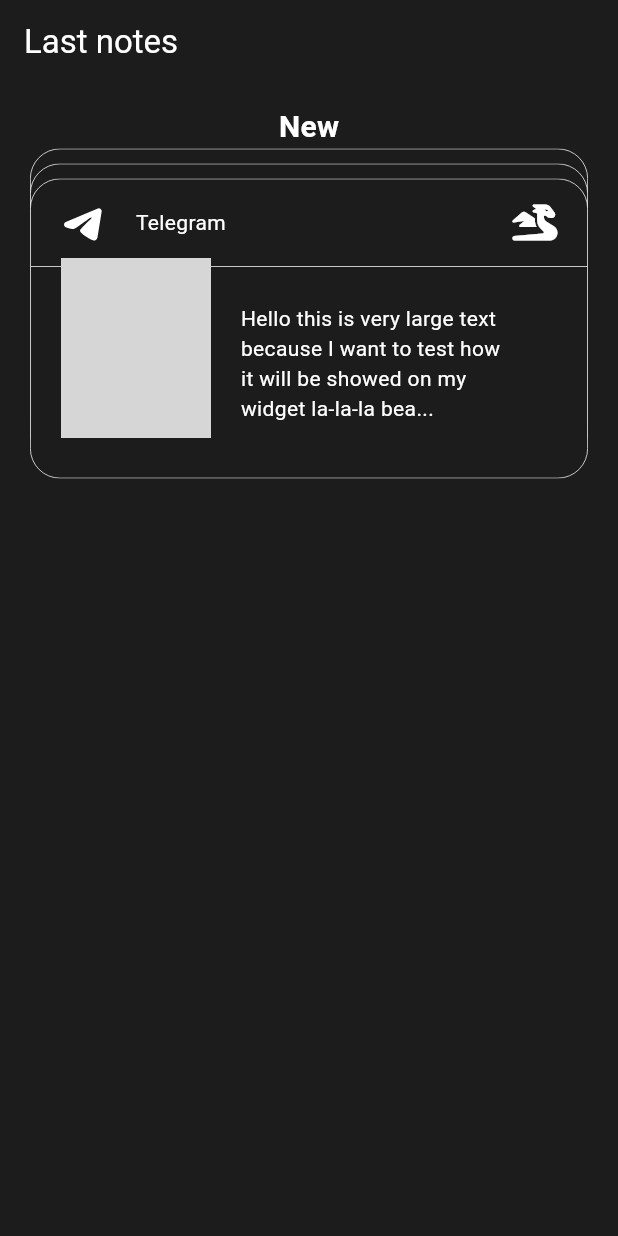
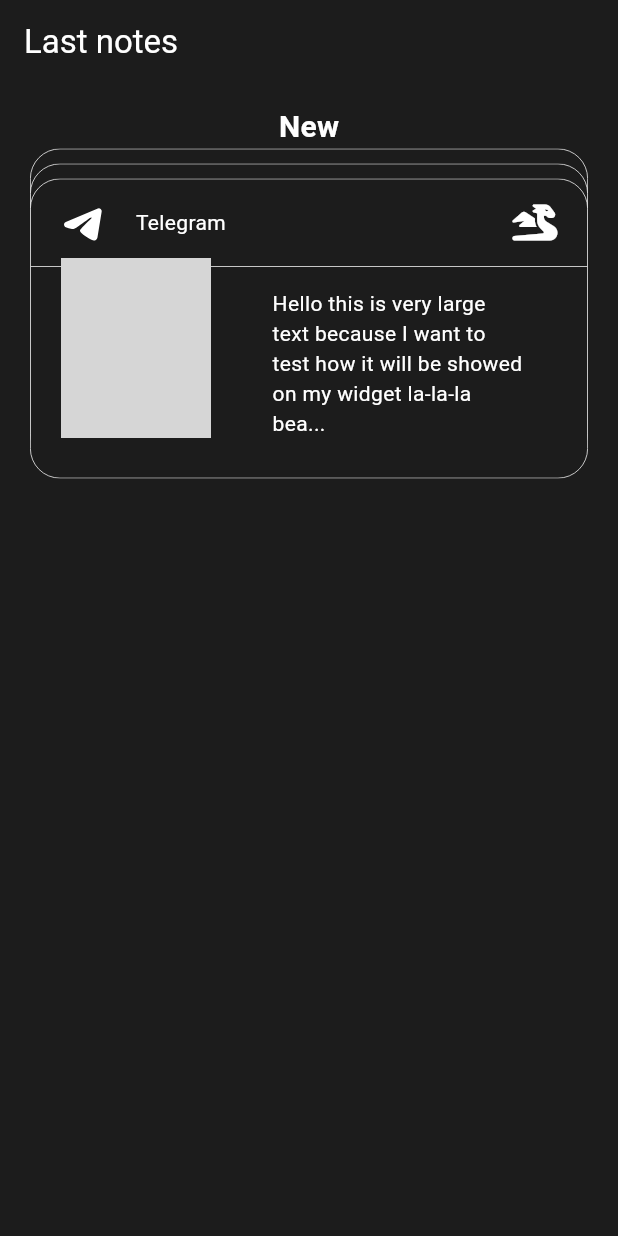
Before and after one commit to Lamafout/KeepIt, a Flutter app: the screen it shows after launch, on a phone screen of 412 x 824 dp. Run offline on Flutter 3.47's test engine with Material 3 defaults, Android fonts, the phone set to English and light mode, and no system bars; our stand-ins replace flutter_svg, font_awesome_flutter; network calls fail; grey boxes are pictures that could not be loaded.

Commit message:
Now text widget in Expanded widget

```diff
--- a/lib/widgets/osa_note_card.dart
+++ b/lib/widgets/osa_note_card.dart
@@ -97,7 +97,7 @@ class OsaNoteCard extends StatelessWidget {
                             height: 30,
                             width: 30,
                           ),
-                          SizedBox(width: cardHeaderPadding,),
+                          const SizedBox(width: cardHeaderPadding,),
                           Text(
                             upperFirstLetter(source),
                             style: const TextStyle(
@@ -141,14 +141,16 @@ class OsaNoteCard extends StatelessWidget {
                             SizedBox(width: cardHeaderPadding,),
                             }
                           },
-                      Container(
-                        width: 180,
-                        child: Text(
-                          _cutTextToLimit(text),
-                          style: const TextStyle(
-                            color: Colors.white,
+                      Expanded(
+                        child: FractionallySizedBox(
+                          widthFactor: 0.8,
+                          child: Text(
+                            _cutTextToLimit(text),
+                            style: const TextStyle(
+                              color: Colors.white,
+                            ),
+                            softWrap: true,
                           ),
-                          softWrap: true,
                         ),
                       ),
                     ],
--- a/lib/widgets/screens/app/new_notes.dart
+++ b/lib/widgets/screens/app/new_notes.dart
@@ -31,7 +31,6 @@ class _NewNotesScreenState extends State<NewNotesScreen> {
           ),
         ),
       ),
-      //TODO на макете карточки реализваоны в виде стопки, а не в виде списка. Найти способ реализации.
       body: SingleChildScrollView(
         child: Container(
           padding: EdgeInsets.symmetric(
```
